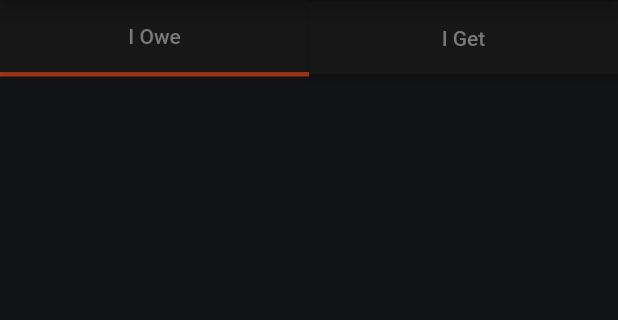
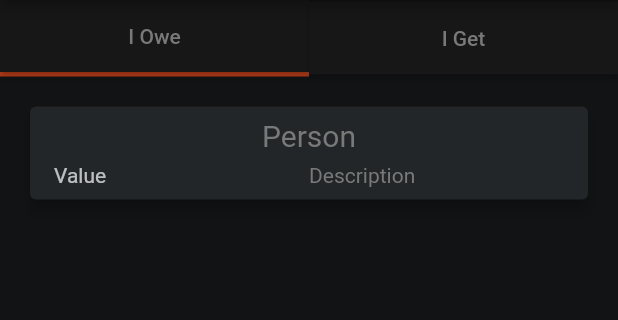
Before and after one commit to Hiebeler/Debt-Manager, a Flutter app: the Home screen opened directly, in the side drawer, after a tap on the "add" icon, on a phone screen of 412 x 824 dp, the part 84-404 px from its top. Run offline on Flutter 3.47's test engine with Material 2 defaults, Android fonts, the phone set to English and light mode, and no system bars; our stand-ins replace firebase_auth, firebase_core; accounts and stored records are empty.

Commit message:
Loggout workes, added AppBar at add_debt.dart

```diff
--- a/lib/home/SideBar.dart
+++ b/lib/home/SideBar.dart
@@ -1,20 +1,37 @@
+import 'package:debtmanager/sign-in/sign_in.dart';
+import 'package:firebase_auth/firebase_auth.dart';
 import 'package:flutter/material.dart';
 
 class NavDrawer extends StatelessWidget {
+  const NavDrawer({Key? key}) : super(key: key);
+
+  Future<String> loggout() async {
+    await FirebaseAuth.instance.signOut();
+    print(FirebaseAuth.instance);
+    return "worked";
+  }
+
   @override
   Widget build(BuildContext context) {
     return Drawer(
+      child: Container(
+        decoration: BoxDecoration(
+          gradient: LinearGradient(
+            colors: [
+              Theme.of(context).colorScheme.primary,
+              Color(0x000),
+            ],
+            begin: FractionalOffset(0.0, 0.0),
+            end: FractionalOffset(0.0, 1.0),
+            stops: [0.0, 1.0],
+            tileMode: TileMode.clamp,
+          ),
+        ),
         child: ListView(
           padding: EdgeInsets.zero,
           children: <Widget>[
-          DrawerHeader(
-            child: Text(
-              'Side menu',
-              style: Theme.of(context).textTheme.headline1,
-            ),
-            decoration: BoxDecoration(
-              color: Theme.of(context).colorScheme.primary,
-            ),
+            SizedBox(
+              height: 60,
             ),
             ListTile(
               leading: Icon(Icons.input),
@@ -32,16 +49,20 @@ class NavDrawer extends StatelessWidget {
               onTap: () => {Navigator.of(context).pop()},
             ),
             ListTile(
-            leading: Icon(Icons.border_color),
-            title: Text('Feedback'),
-            onTap: () => {Navigator.of(context).pop()},
-          ),
-          ListTile(
               leading: Icon(Icons.exit_to_app),
               title: Text('Logout'),
-            onTap: () => {Navigator.of(context).pop()},
+              onTap: () => {
+                loggout().then((value) => {
+                      if (value == "worked")
+                        {
+                          Navigator.of(context).pushReplacement(
+                              MaterialPageRoute(builder: (context) => SignIn()))
+                        }
+                    })
+              },
             ),
           ],
+        ),
       ),
     );
   }
--- a/lib/home/add_debt.dart
+++ b/lib/home/add_debt.dart
@@ -1,5 +1,7 @@
 import 'package:debtmanager/home/debt_card.dart';
 import 'package:flutter/material.dart';
+
+import 'SideBar.dart';
 
 class AddDebt extends StatelessWidget {
   final Color color;
@@ -12,6 +14,10 @@ class AddDebt extends StatelessWidget {
   @override
   Widget build(BuildContext context) {
     return Scaffold(
+      appBar: AppBar(
+        backgroundColor: const Color.fromRGBO(39, 39, 39, 1),
+        title: const Center(child: Text("Debt Manager")),
+      ),
       body: Container(
         color: Theme.of(context).colorScheme.background,
         child: Padding(
--- a/lib/home/home.dart
+++ b/lib/home/home.dart
@@ -1,4 +1,5 @@
 import 'package:debtmanager/home/add_debt.dart';
+import 'package:debtmanager/home/debt_card.dart';
 import 'package:flutter/material.dart';
 import 'package:flutter/painting.dart';
 
@@ -88,6 +89,9 @@ class _HomeState extends State<Home> {
                 ),
               ],
             ),
+
+            DebtCard(),
+
           ],
         ),
       ),
```
Lines whose indentation alone changed are shown as unchanged.
